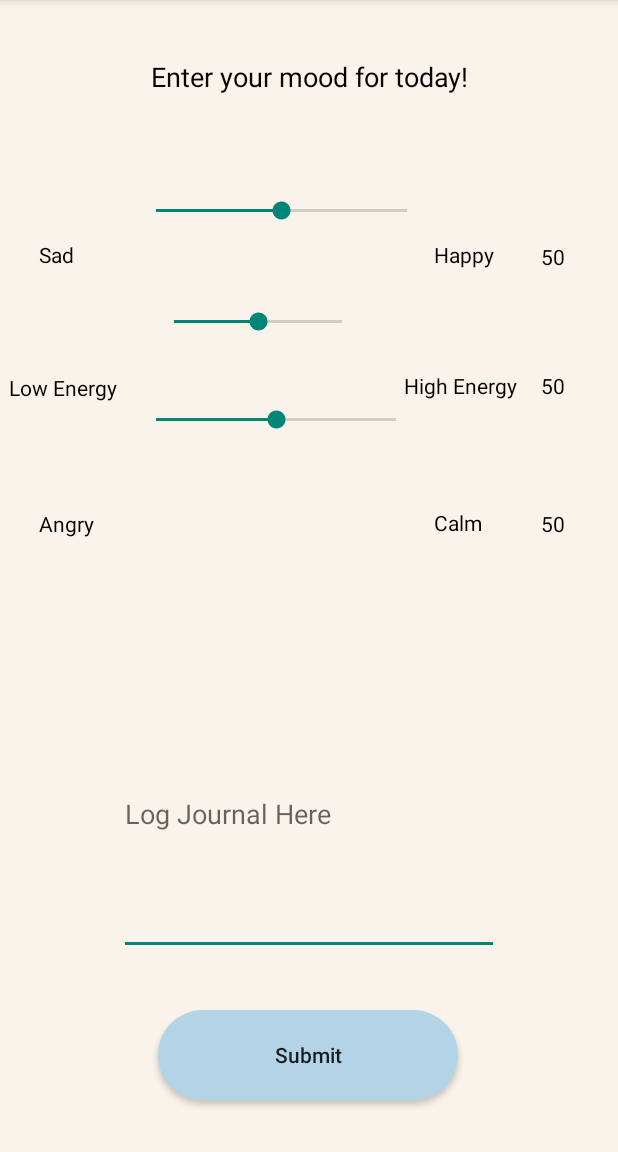
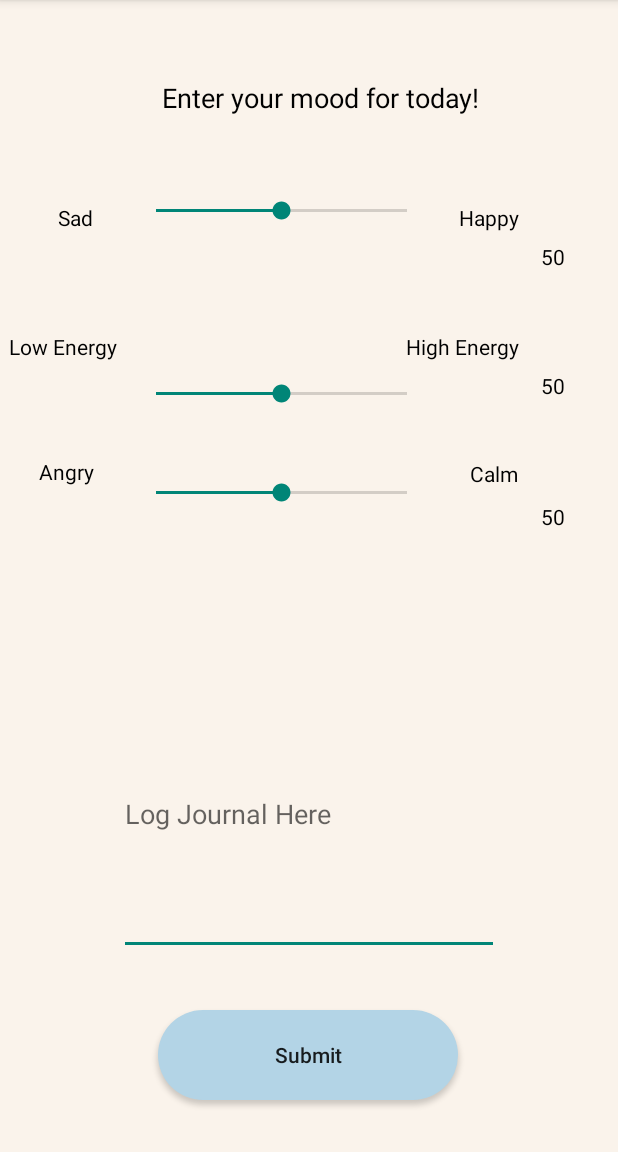
Before and after one commit to baigsifra/MoodMeter, an Android app: the Record screen opened directly, with no data from a screen before it, on a phone screen of 412 x 824 dp, the part 84-1236 px from its top. Run offline under Robolectric (Android 15) with nearby library versions, the light colour scheme and no system bars; our stand-ins replace Firebase (no records; nobody signed in at launch, a user with empty details on screens opened directly); Roboto replaces fonts that are not available here.

Commit message:
dimennssss

```diff
--- a/app/src/main/res/layout/activity_record.xml
+++ b/app/src/main/res/layout/activity_record.xml
@@ -19,7 +19,7 @@
         app:layout_constraintHorizontal_bias="0.957"
         app:layout_constraintStart_toStartOf="parent"
         app:layout_constraintTop_toTopOf="parent"
-        app:layout_constraintVertical_bias="0.463" />
+        app:layout_constraintVertical_bias="0.457" />
 
     <EditText
         android:id="@+id/journalET"
@@ -53,6 +53,15 @@
         android:id="@+id/textView"
         android:layout_width="@dimen/textWidthlog"
         android:layout_height="@dimen/textHeightlog"
+        android:paddingTop="@dimen/topPaddingTV"
+        android:paddingBottom="@dimen/bottomPaddingTV"
+        android:paddingLeft="@dimen/leftPaddingTV"
+        android:paddingRight="@dimen/rightPaddingTV"
+        android:layout_marginBottom="@dimen/bottomMarginTV"
+        android:layout_marginTop="@dimen/topMarginTV"
+        android:layout_marginLeft="@dimen/leftMarginTV"
+        android:layout_marginRight="@dimen/rightMarginTV"
+
         android:text="Enter your mood for today!"
         android:textColor="#000000"
         android:textSize="18sp"
@@ -71,10 +80,10 @@
         android:textColor="@color/black"
         app:layout_constraintBottom_toBottomOf="parent"
         app:layout_constraintEnd_toEndOf="parent"
-        app:layout_constraintHorizontal_bias="0.067"
+        app:layout_constraintHorizontal_bias="0.1"
         app:layout_constraintStart_toStartOf="parent"
         app:layout_constraintTop_toTopOf="parent"
-        app:layout_constraintVertical_bias="0.214" />
+        app:layout_constraintVertical_bias="0.181" />
 
     <TextView
         android:id="@+id/highEnergyTV"
@@ -84,10 +93,10 @@
         android:textColor="@color/black"
         app:layout_constraintBottom_toBottomOf="parent"
         app:layout_constraintEnd_toEndOf="parent"
-        app:layout_constraintHorizontal_bias="0.8"
+        app:layout_constraintHorizontal_bias="0.803"
         app:layout_constraintStart_toStartOf="parent"
         app:layout_constraintTop_toTopOf="parent"
-        app:layout_constraintVertical_bias="0.33" />
+        app:layout_constraintVertical_bias="0.296" />
 
     <TextView
         android:id="@+id/angryTV"
@@ -100,7 +109,7 @@
         app:layout_constraintHorizontal_bias="0.069"
         app:layout_constraintStart_toStartOf="parent"
         app:layout_constraintTop_toTopOf="parent"
-        app:layout_constraintVertical_bias="0.453" />
+        app:layout_constraintVertical_bias="0.407" />
 
     <TextView
         android:id="@+id/calmTV"
@@ -110,10 +119,10 @@
         android:textColor="@color/black"
         app:layout_constraintBottom_toBottomOf="parent"
         app:layout_constraintEnd_toEndOf="parent"
-        app:layout_constraintHorizontal_bias="0.762"
+        app:layout_constraintHorizontal_bias="0.825"
         app:layout_constraintStart_toStartOf="parent"
         app:layout_constraintTop_toTopOf="parent"
-        app:layout_constraintVertical_bias="0.452" />
+        app:layout_constraintVertical_bias="0.409" />
 
     <TextView
         android:id="@+id/lowEnergyTV"
@@ -126,7 +135,7 @@
         app:layout_constraintHorizontal_bias="0.017"
         app:layout_constraintStart_toStartOf="parent"
         app:layout_constraintTop_toTopOf="parent"
-        app:layout_constraintVertical_bias="0.332" />
+        app:layout_constraintVertical_bias="0.296" />
 
     <TextView
         android:id="@+id/happyTV"
@@ -136,10 +145,10 @@
         android:textColor="@color/black"
         app:layout_constraintBottom_toBottomOf="parent"
         app:layout_constraintEnd_toEndOf="parent"
-        app:layout_constraintHorizontal_bias="0.778"
+        app:layout_constraintHorizontal_bias="0.822"
         app:layout_constraintStart_toStartOf="parent"
         app:layout_constraintTop_toTopOf="parent"
-        app:layout_constraintVertical_bias="0.214" />
+        app:layout_constraintVertical_bias="0.181" />
 
     <TextView
         android:id="@+id/sadHappyNum"
@@ -178,21 +187,26 @@
 
     <SeekBar
         android:id="@+id/lowHighSlider"
-        android:layout_width="144dp"
-        android:layout_height="25dp"
-        android:layout_marginStart="100dp"
-        android:layout_marginTop="44dp"
+        android:layout_width="199dp"
+        android:layout_height="34dp"
+        app:layout_constraintBottom_toBottomOf="parent"
+        app:layout_constraintEnd_toEndOf="parent"
+        app:layout_constraintHorizontal_bias="0.415"
         app:layout_constraintStart_toStartOf="parent"
-        app:layout_constraintTop_toBottomOf="@+id/sadHappySlider" />
+        app:layout_constraintTop_toTopOf="parent"
+        app:layout_constraintVertical_bias="0.335" />
 
     <SeekBar
         android:id="@+id/angryCalmSlider"
-        android:layout_width="192dp"
+        android:layout_width="199dp"
         android:layout_height="34dp"
-        android:layout_marginStart="88dp"
         android:layout_marginTop="36dp"
+        app:layout_constraintBottom_toBottomOf="parent"
+        app:layout_constraintEnd_toEndOf="parent"
+        app:layout_constraintHorizontal_bias="0.415"
         app:layout_constraintStart_toStartOf="parent"
-        app:layout_constraintTop_toBottomOf="@+id/lowHighSlider" />
+        app:layout_constraintTop_toTopOf="parent"
+        app:layout_constraintVertical_bias="0.395" />
 
 
 </androidx.constraintlayout.widget.ConstraintLayout>
--- a/app/src/main/res/layout/pop_up.xml
+++ b/app/src/main/res/layout/pop_up.xml
@@ -2,7 +2,7 @@
 <RelativeLayout xmlns:android="http://schemas.android.com/apk/res/android"
     android:layout_width="wrap_content"
     android:layout_height="wrap_content"
-    android:background="#FFD3DA"
+    android:background="@color/darkblue"
     android:paddingLeft="20dp"
     android:paddingRight="10dp">
 
@@ -25,7 +25,7 @@
         android:layout_height="40dp"
         android:layout_alignRight="@id/popupMessageTV"
         android:layout_marginTop="60dp"
-        android:background="@drawable/button_popup"
+        android:background="@drawable/button_style"
         android:onClick="toData"
         android:text="No" />
 
@@ -36,7 +36,7 @@
         android:layout_alignRight="@id/popupMessageTV"
         android:layout_marginLeft="-9dp"
         android:layout_marginTop="10dp"
-        android:background="@drawable/button_popup"
+        android:background="@drawable/button_style"
         android:onClick="toPet"
         android:text="Yes" />
 
```
Also changed, not shown: app/src/main/res/layout/activity_home.xml (+25 -13 lines), app/src/main/res/layout/activity_welcome.xml (+9 -15 lines), app/src/main/res/layout/unable_buy.xml (+11 -0 lines).
